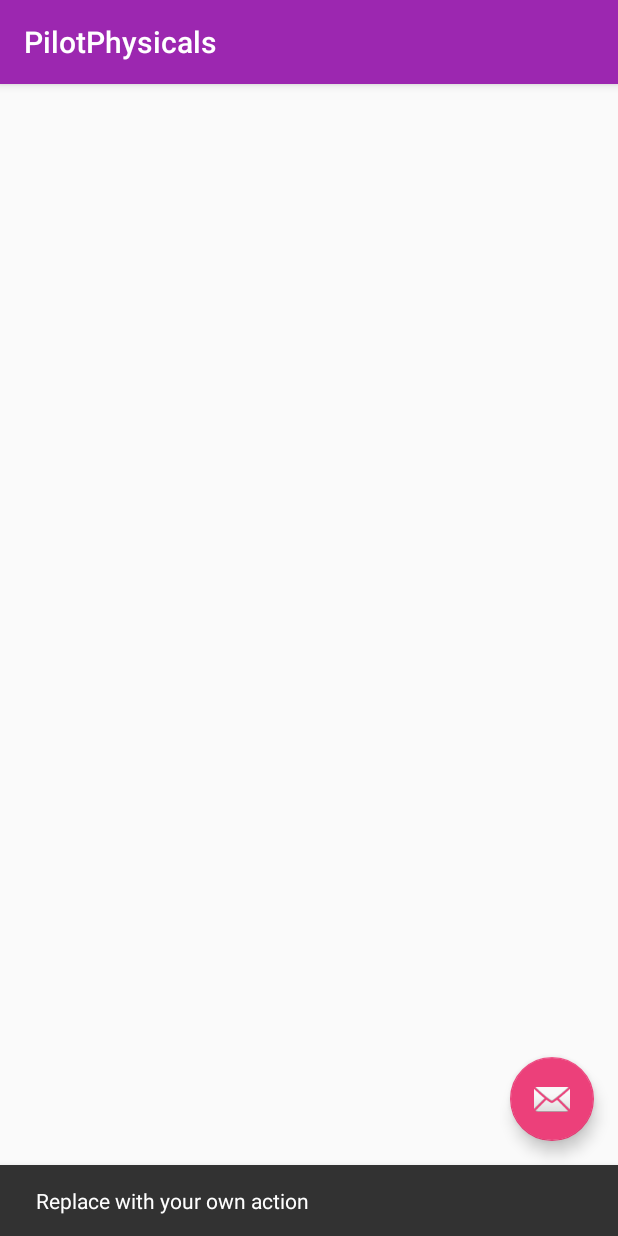
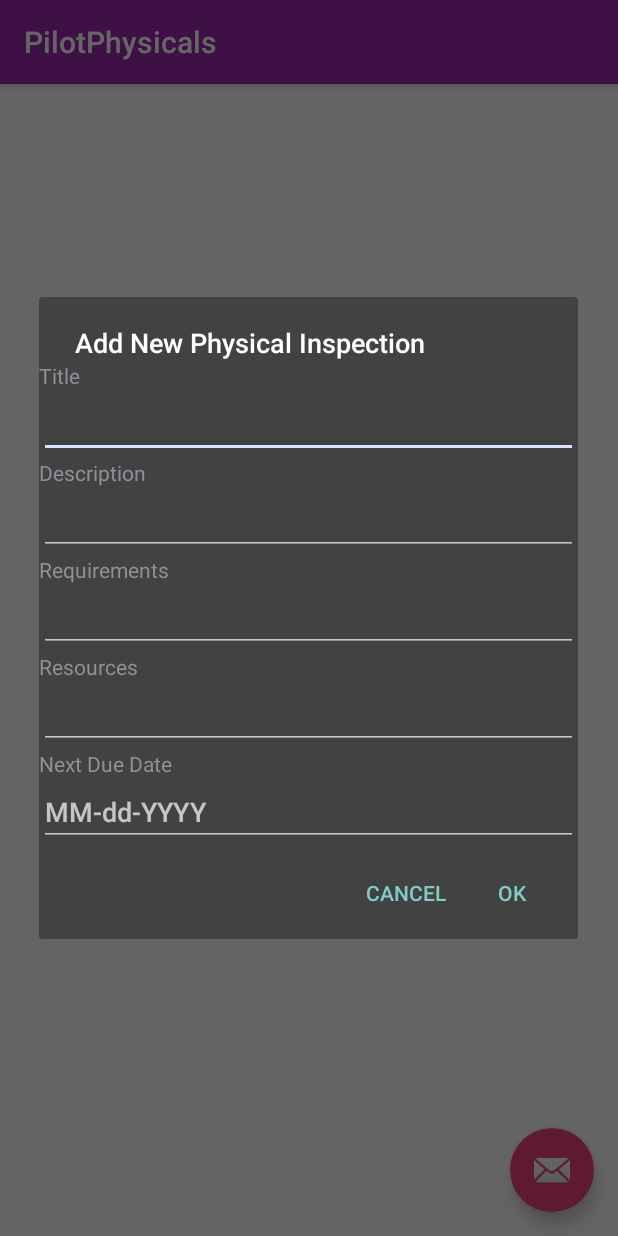
Before and after one commit to leedsjb/aviation-preflight-manager, an Android app: the PilotPhysicalListActivity screen opened directly, with no data from a screen before it, after a tap on an icon or button, on a phone screen of 412 x 824 dp. Run offline under Robolectric (Android 15) with nearby library versions, the phone set to English and light mode, and no system bars; our stand-ins replace Firebase (no records; nobody signed in at launch, a user with empty details on screens opened directly).

Commit message:
sets up input dialog for adding pilot physical inspections, sets id by haschode of key retrieved from firebase

```diff
--- a/android/app/src/main/java/edu/uw/leeds/peregrine/PilotPhysicalContent.java
+++ b/android/app/src/main/java/edu/uw/leeds/peregrine/PilotPhysicalContent.java
@@ -101,7 +101,7 @@ public class PilotPhysicalContent {
     protected static void addPilotItemToProfile(PilotPhysicalItem itemToAdd){
 
         String key = pilotDbReference.push().getKey(); // get key for new PilotPhysicalItem
-
+        itemToAdd.id = "" + key.hashCode();
         Map<String, Object> physicalItemValues = itemToAdd.toMap(); // marshal object to map
 
         // create empty hashmap to contain updates to Firebase
--- a/android/app/src/main/java/edu/uw/leeds/peregrine/PilotPhysicalListActivity.java
+++ b/android/app/src/main/java/edu/uw/leeds/peregrine/PilotPhysicalListActivity.java
@@ -1,20 +1,27 @@
 package edu.uw.leeds.peregrine;
 
 import android.content.Context;
+import android.content.DialogInterface;
 import android.content.Intent;
 import android.os.Bundle;
 import android.support.annotation.NonNull;
+import android.support.v7.app.AlertDialog;
 import android.support.v7.app.AppCompatActivity;
 import android.support.v7.widget.RecyclerView;
 import android.support.v7.widget.Toolbar;
 import android.support.design.widget.FloatingActionButton;
 import android.support.design.widget.Snackbar;
+import android.text.InputType;
 import android.util.Log;
 import android.view.LayoutInflater;
 import android.view.View;
 import android.view.ViewGroup;
+import android.widget.EditText;
+import android.widget.LinearLayout;
 import android.widget.TextView;
 
+import java.text.ParseException;
+import java.text.SimpleDateFormat;
 import java.util.Date;
 import java.util.List;
 
@@ -51,8 +58,87 @@ public class PilotPhysicalListActivity extends AppCompatActivity {
         fab.setOnClickListener(new View.OnClickListener() {
             @Override
             public void onClick(View view) {
-                Snackbar.make(view, "Replace with your own action", Snackbar.LENGTH_LONG)
-                        .setAction("Action", null).show();
+                AlertDialog.Builder builder = new AlertDialog.Builder(PilotPhysicalListActivity.this, R.style.Theme_AppCompat_Dialog_Alert);
+                builder.setTitle("Add New Physical Inspection");
+
+                LinearLayout layout = new LinearLayout(PilotPhysicalListActivity.this);
+                layout.setOrientation(LinearLayout.VERTICAL);
+
+                // Set up the input
+                final TextView textTitle = new TextView(getApplicationContext());
+                textTitle.setText("Title");
+                layout.addView(textTitle);
+
+                final EditText inputTitle = new EditText(getApplicationContext());
+                inputTitle.setInputType(InputType.TYPE_CLASS_TEXT);
+                layout.addView(inputTitle);
+
+                final TextView textDescription = new TextView(getApplicationContext());
+                textDescription.setText("Description");
+                layout.addView(textDescription);
+
+                final EditText inputDescription = new EditText(getApplicationContext());
+                inputDescription.setInputType(InputType.TYPE_CLASS_TEXT);
+                layout.addView(inputDescription);
+
+                final TextView textRequirements = new TextView(getApplicationContext());
+                textRequirements.setText("Requirements");
+                layout.addView(textRequirements);
+
+                final EditText inputRequirements = new EditText(getApplicationContext());
+                inputRequirements.setInputType(InputType.TYPE_CLASS_TEXT);
+                layout.addView(inputRequirements);
+
+                final TextView textResources = new TextView(getApplicationContext());
+                textResources.setText("Resources");
+                layout.addView(textResources);
+
+                final EditText inputResources = new EditText(getApplicationContext());
+                inputResources.setInputType(InputType.TYPE_CLASS_TEXT);
+                layout.addView(inputResources);
+
+                final TextView textNextDue = new TextView(getApplicationContext());
+                textNextDue.setText("Next Due Date");
+                layout.addView(textNextDue);
+
+                final EditText inputDueNext = new EditText(getApplicationContext());
+                inputDueNext.setInputType(InputType.TYPE_CLASS_DATETIME);
+                inputDueNext.setHint("MM-dd-YYYY");
+                layout.addView(inputDueNext);
+
+                // Set up the buttons
+                builder.setPositiveButton("OK", new DialogInterface.OnClickListener() {
+                    @Override
+                    public void onClick(DialogInterface dialog, int which) {
+                        SimpleDateFormat df = new SimpleDateFormat("MM-dd-yyyy");
+                        Date dueDate = null;
+                        try {
+                            dueDate = df.parse(inputDueNext.getText().toString());
+                        } catch (ParseException err) {
+                            Log.v(TAG, "invalid date sumbitted");
+                        }
+                        PilotPhysicalContent.PilotPhysicalItem newPilotItem = new PilotPhysicalContent.PilotPhysicalItem(
+                                null,
+                                inputTitle.getText().toString(),
+                                inputDescription.getText().toString(),
+                                inputRequirements.getText().toString(),
+                                inputResources.getText().toString(),
+                                dueDate,
+                                "none"
+                        );
+                        PilotPhysicalContent.addPilotItemToProfile(newPilotItem);
+
+                    }
+                });
+                builder.setNegativeButton("CANCEL", new DialogInterface.OnClickListener() {
+                    @Override
+                    public void onClick(DialogInterface dialogInterface, int i) {
+
+                    }
+                });
+
+                builder.setView(layout);
+                builder.show();
             }
         });
 
```
